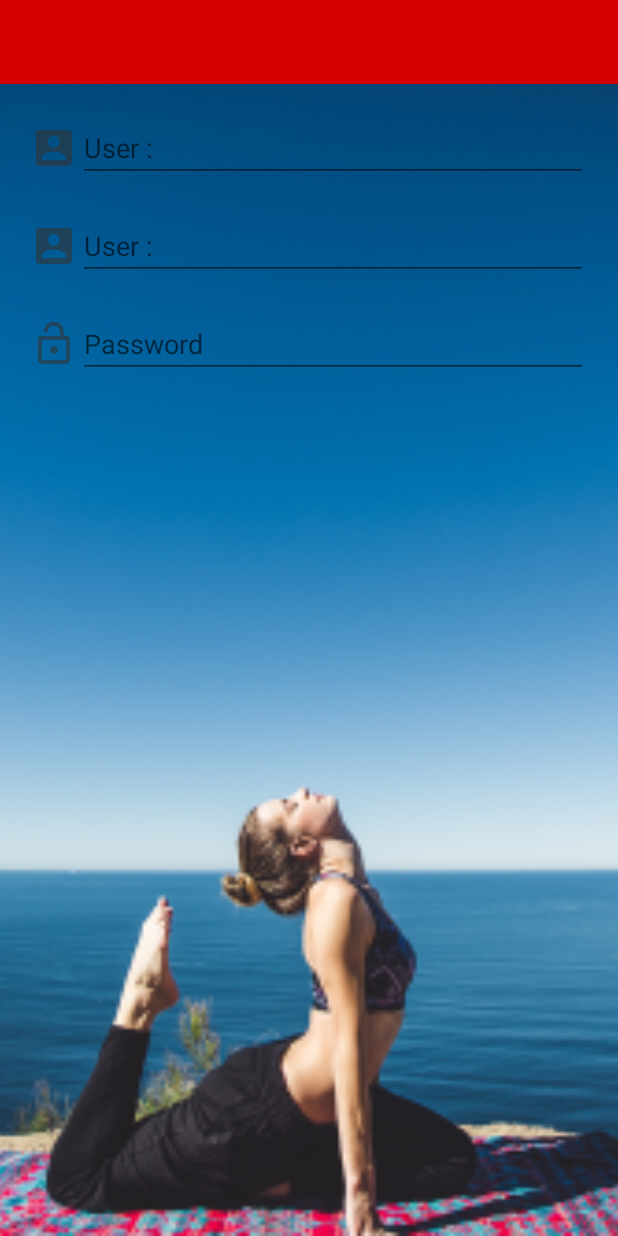
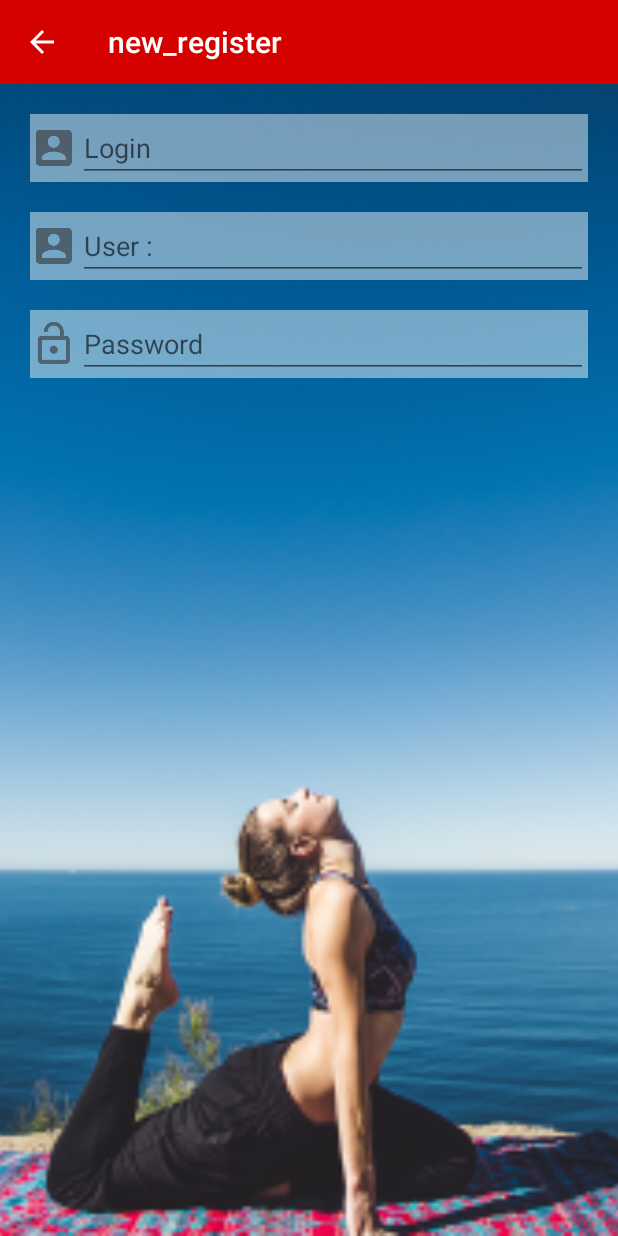
Before and after one commit to rtidz/ObService, an Android app: the screen it shows after launch (MainActivity), after a tap on "new_register", on a phone screen of 412 x 824 dp. Run offline under Robolectric (Android 15) with nearby library versions, the phone set to English and light mode, and no system bars.

```diff
--- a/app/src/main/java/r_tidz/observice/fragment/RegisterFragment.java
+++ b/app/src/main/java/r_tidz/observice/fragment/RegisterFragment.java
@@ -3,10 +3,12 @@ package r_tidz.observice.fragment;
 import android.os.Bundle;
 import android.support.annotation.Nullable;
 import android.support.v4.app.Fragment;
+import android.support.v7.widget.Toolbar;
 import android.view.LayoutInflater;
 import android.view.View;
 import android.view.ViewGroup;
 
+import r_tidz.observice.MainActivity;
 import r_tidz.observice.R;
 
 /**
@@ -14,6 +16,52 @@ import r_tidz.observice.R;
  */
 
 public class RegisterFragment extends Fragment{
+
+
+
+
+    @Override
+    public void onActivityCreated(@Nullable Bundle savedInstanceState) {
+        super.onActivityCreated(savedInstanceState);
+
+//        create Toolbar
+        createToolbar();
+
+
+    }   // Main method
+
+
+
+
+
+
+
+
+
+    private void createToolbar() {
+        Toolbar toolbar= getView().findViewById(R.id.toolbarregister);
+        ((MainActivity)getActivity()).setSupportActionBar(toolbar);
+        ((MainActivity)getActivity()).setTitle(getResources().getString(R.string.new_register));
+
+        ((MainActivity)getActivity()).getSupportActionBar().setHomeButtonEnabled(true);
+        ((MainActivity)getActivity()).getSupportActionBar().setDisplayHomeAsUpEnabled(true);
+
+        toolbar.setNavigationOnClickListener(new View.OnClickListener() {
+            @Override
+            public void onClick(View v) {
+
+                getActivity().getSupportFragmentManager().popBackStack();
+
+
+            }
+        });
+
+
+
+
+    }
+
+
     @Nullable
     @Override
     public View onCreateView(LayoutInflater inflater, @Nullable ViewGroup container, @Nullable Bundle savedInstanceState) {
@@ -22,4 +70,16 @@ public class RegisterFragment extends Fragment{
 
 
     }
+
+
+
+
+
+
+
+
+
+
+
+
 }   //MainClass
--- a/app/src/main/res/layout/fragment_new_register.xml
+++ b/app/src/main/res/layout/fragment_new_register.xml
@@ -8,6 +8,7 @@
     <!--toolbar-->
 
     <android.support.v7.widget.Toolbar
+        android:id="@+id/toolbarregister"
         android:layout_width="match_parent"
         android:layout_height="?attr/actionBarSize"
         android:background="@color/colorPrimary"
@@ -25,6 +26,7 @@
 
     <!--name-->
     <LinearLayout
+        android:background="#75ffffff"
         android:layout_marginLeft="20dp"
         android:layout_marginTop="20dp"
         android:layout_marginRight="20dp"
@@ -43,7 +45,7 @@
         <!--Textview-->
         <EditText
             android:inputType="text"
-            android:hint="@string/user"
+            android:hint="@string/login"
             android:layout_width="match_parent"
             android:layout_height="wrap_content" />
 
@@ -55,6 +57,7 @@
     <!--user-->
 
     <LinearLayout
+        android:background="#75ffffff"
         android:layout_marginLeft="20dp"
         android:layout_marginTop="20dp"
         android:layout_marginRight="20dp"
@@ -85,6 +88,7 @@
     <!--password-->
 
     <LinearLayout
+        android:background="#75ffffff"
         android:layout_marginLeft="20dp"
         android:layout_marginTop="20dp"
         android:layout_marginRight="20dp"
```
